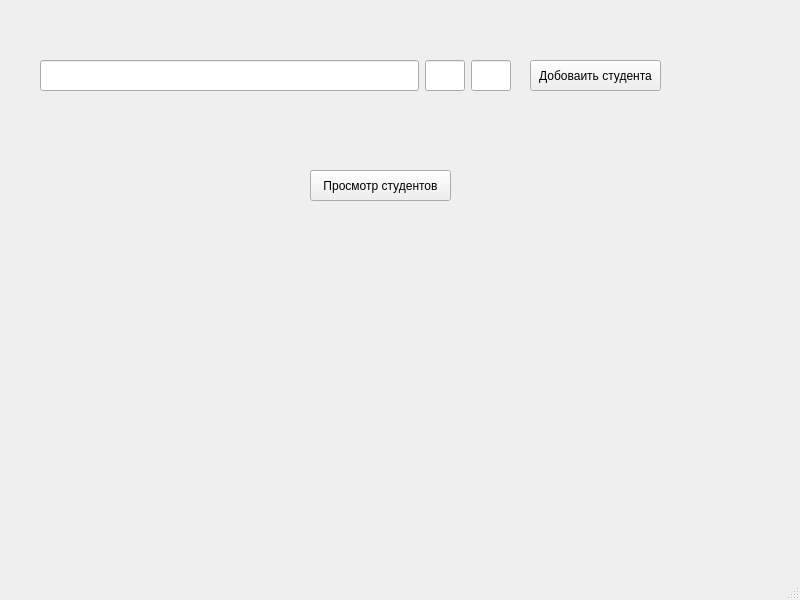
Before: the Qt Designer form QTprojects/QTUnion/mainwindow.ui in lexanachile/fpm.prog, drawn with Qt 5.
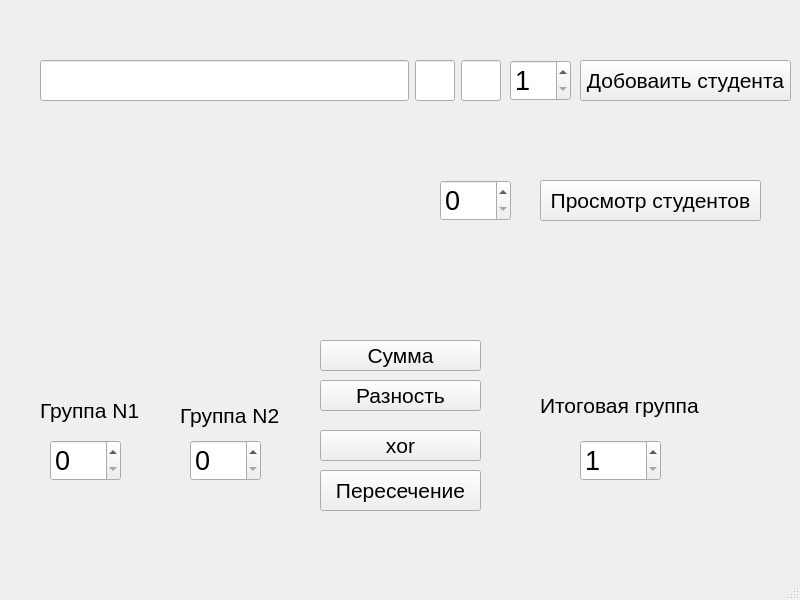
After: the same form once the commit is applied.

```diff
--- a/QTprojects/QTUnion/mainwindow.ui
+++ b/QTprojects/QTUnion/mainwindow.ui
@@ -17,12 +17,17 @@
    <widget class="QPushButton" name="newWindowButton">
     <property name="geometry">
      <rect>
-      <x>310</x>
-      <y>170</y>
-      <width>141</width>
-      <height>31</height>
+      <x>540</x>
+      <y>180</y>
+      <width>221</width>
+      <height>41</height>
      </rect>
     </property>
+    <property name="font">
+     <font>
+      <pointsize>16</pointsize>
+     </font>
+    </property>
     <property name="text">
      <string>Просмотр студентов</string>
     </property>
@@ -30,12 +35,17 @@
    <widget class="QPushButton" name="addStudButton">
     <property name="geometry">
      <rect>
-      <x>530</x>
+      <x>580</x>
       <y>60</y>
-      <width>131</width>
-      <height>31</height>
+      <width>211</width>
+      <height>41</height>
      </rect>
     </property>
+    <property name="font">
+     <font>
+      <pointsize>16</pointsize>
+     </font>
+    </property>
     <property name="text">
      <string>Добоваить студента</string>
     </property>
@@ -58,8 +68,8 @@
      <rect>
       <x>40</x>
       <y>60</y>
-      <width>471</width>
-      <height>31</height>
+      <width>461</width>
+      <height>41</height>
      </rect>
     </property>
     <layout class="QGridLayout" name="gridLayout">
@@ -107,6 +117,216 @@
      </item>
     </layout>
    </widget>
+   <widget class="QSpinBox" name="group1">
+    <property name="geometry">
+     <rect>
+      <x>50</x>
+      <y>440</y>
+      <width>71</width>
+      <height>41</height>
+     </rect>
+    </property>
+    <property name="font">
+     <font>
+      <pointsize>20</pointsize>
+     </font>
+    </property>
+   </widget>
+   <widget class="QSpinBox" name="group2">
+    <property name="geometry">
+     <rect>
+      <x>190</x>
+      <y>440</y>
+      <width>71</width>
+      <height>41</height>
+     </rect>
+    </property>
+    <property name="font">
+     <font>
+      <pointsize>20</pointsize>
+     </font>
+    </property>
+   </widget>
+   <widget class="QSpinBox" name="groupSelect">
+    <property name="geometry">
+     <rect>
+      <x>510</x>
+      <y>60</y>
+      <width>61</width>
+      <height>41</height>
+     </rect>
+    </property>
+    <property name="font">
+     <font>
+      <pointsize>20</pointsize>
+     </font>
+    </property>
+    <property name="minimum">
+     <number>1</number>
+    </property>
+   </widget>
+   <widget class="QSpinBox" name="groupCheck">
+    <property name="geometry">
+     <rect>
+      <x>440</x>
+      <y>180</y>
+      <width>71</width>
+      <height>41</height>
+     </rect>
+    </property>
+    <property name="font">
+     <font>
+      <pointsize>20</pointsize>
+     </font>
+    </property>
+    <property name="minimum">
+     <number>0</number>
+    </property>
+   </widget>
+   <widget class="QPushButton" name="plusButton">
+    <property name="geometry">
+     <rect>
+      <x>320</x>
+      <y>340</y>
+      <width>161</width>
+      <height>31</height>
+     </rect>
+    </property>
+    <property name="font">
+     <font>
+      <pointsize>16</pointsize>
+     </font>
+    </property>
+    <property name="text">
+     <string>Сумма</string>
+    </property>
+   </widget>
+   <widget class="QPushButton" name="minusButton">
+    <property name="geometry">
+     <rect>
+      <x>320</x>
+      <y>380</y>
+      <width>161</width>
+      <height>31</height>
+     </rect>
+    </property>
+    <property name="font">
+     <font>
+      <pointsize>16</pointsize>
+     </font>
+    </property>
+    <property name="text">
+     <string>Разность</string>
+    </property>
+   </widget>
+   <widget class="QPushButton" name="xorButton">
+    <property name="geometry">
+     <rect>
+      <x>320</x>
+      <y>430</y>
+      <width>161</width>
+      <height>31</height>
+     </rect>
+    </property>
+    <property name="font">
+     <font>
+      <pointsize>16</pointsize>
+     </font>
+    </property>
+    <property name="text">
+     <string>xor</string>
+    </property>
+   </widget>
+   <widget class="QPushButton" name="intersectionButton">
+    <property name="geometry">
+     <rect>
+      <x>320</x>
+      <y>470</y>
+      <width>161</width>
+      <height>41</height>
+     </rect>
+    </property>
+    <property name="font">
+     <font>
+      <pointsize>16</pointsize>
+     </font>
+    </property>
+    <property name="text">
+     <string>Пересечение</string>
+    </property>
+   </widget>
+   <widget class="QSpinBox" name="groupResult">
+    <property name="geometry">
+     <rect>
+      <x>580</x>
+      <y>440</y>
+      <width>81</width>
+      <height>41</height>
+     </rect>
+    </property>
+    <property name="font">
+     <font>
+      <pointsize>20</pointsize>
+     </font>
+    </property>
+    <property name="minimum">
+     <number>1</number>
+    </property>
+   </widget>
+   <widget class="QLabel" name="label">
+    <property name="geometry">
+     <rect>
+      <x>40</x>
+      <y>380</y>
+      <width>111</width>
+      <height>61</height>
+     </rect>
+    </property>
+    <property name="font">
+     <font>
+      <pointsize>16</pointsize>
+     </font>
+    </property>
+    <property name="text">
+     <string>Группа N1</string>
+    </property>
+   </widget>
+   <widget class="QLabel" name="label_2">
+    <property name="geometry">
+     <rect>
+      <x>180</x>
+      <y>390</y>
+      <width>101</width>
+      <height>51</height>
+     </rect>
+    </property>
+    <property name="font">
+     <font>
+      <pointsize>16</pointsize>
+     </font>
+    </property>
+    <property name="text">
+     <string>Группа N2</string>
+    </property>
+   </widget>
+   <widget class="QLabel" name="label_3">
+    <property name="geometry">
+     <rect>
+      <x>540</x>
+      <y>390</y>
+      <width>191</width>
+      <height>31</height>
+     </rect>
+    </property>
+    <property name="font">
+     <font>
+      <pointsize>16</pointsize>
+     </font>
+    </property>
+    <property name="text">
+     <string>Итоговая группа</string>
+    </property>
+   </widget>
   </widget>
   <widget class="QMenuBar" name="menubar">
    <property name="geometry">
```
